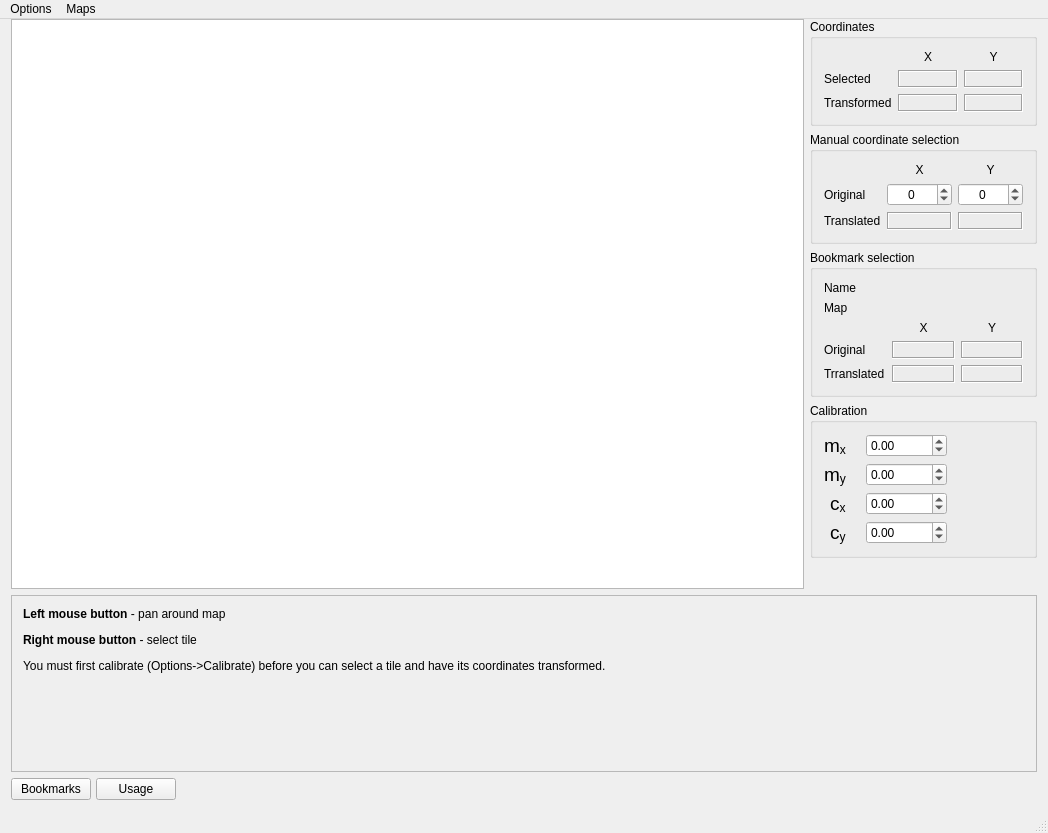
Above: mainwindow.ui from myshak/ss13telesmap before the change. Below: the same form after it.
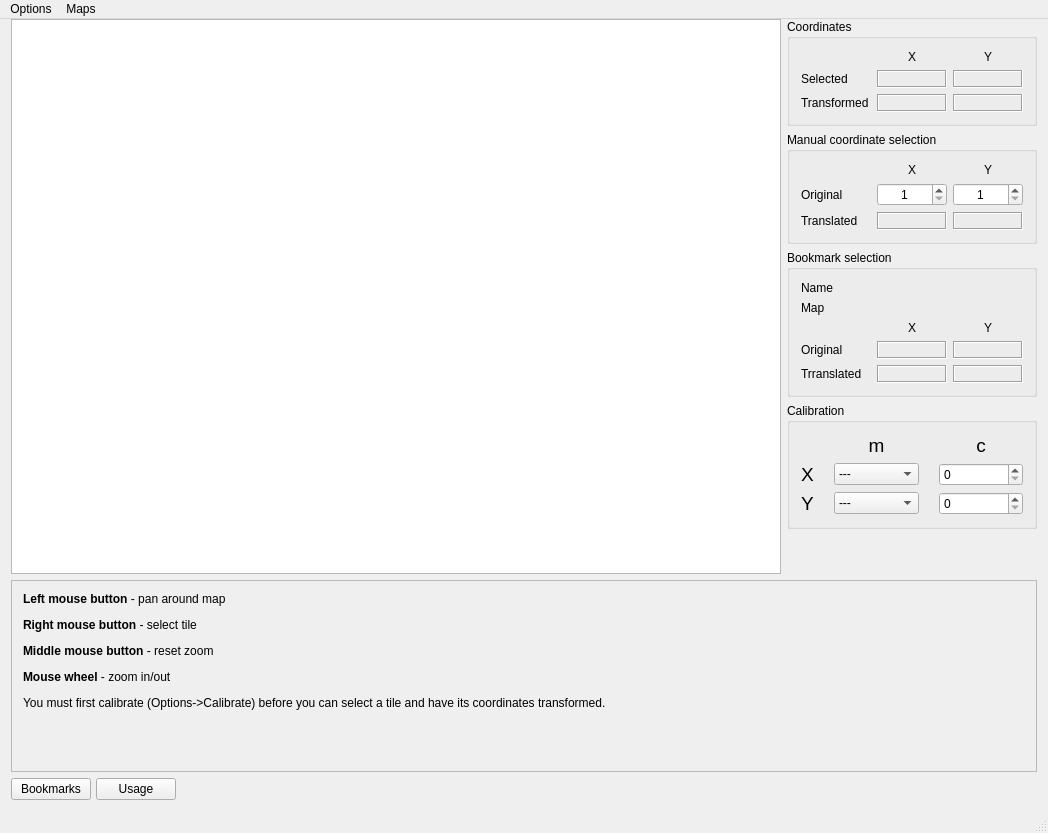
That is the form after the change. The open tabs and pages were chosen to show the change. Custom widgets are drawn as their Qt base class.

Commit message: Fix calibration with smaller coord first, reset fields on calibration, change the look and feel somewhat.

Diff of the .ui file:
```diff
--- a/mainwindow.ui
+++ b/mainwindow.ui
@@ -193,15 +193,15 @@
                <rect>
                 <x>0</x>
                 <y>0</y>
-                <width>84</width>
-                <height>261</height>
+                <width>1030</width>
+                <height>190</height>
                </rect>
               </property>
               <layout class="QVBoxLayout" name="verticalLayout_3">
                <item>
                 <widget class="QLabel" name="label_9">
                  <property name="text">
-                  <string>&lt;html&gt;&lt;head/&gt;&lt;body&gt;&lt;p&gt;&lt;span style=&quot; font-weight:600;&quot;&gt;Left mouse button&lt;/span&gt; - pan around map&lt;/p&gt;&lt;p&gt;&lt;span style=&quot; font-weight:600;&quot;&gt;Right mouse button&lt;/span&gt; - select tile&lt;/p&gt;&lt;p&gt;You must first calibrate (Options-&amp;gt;Calibrate) before you can select a tile and have its coordinates transformed.&lt;/p&gt;&lt;/body&gt;&lt;/html&gt;</string>
+                  <string>&lt;html&gt;&lt;head/&gt;&lt;body&gt;&lt;p&gt;&lt;span style=&quot; font-weight:600;&quot;&gt;Left mouse button&lt;/span&gt; - pan around map&lt;/p&gt;&lt;p&gt;&lt;span style=&quot; font-weight:600;&quot;&gt;Right mouse button&lt;/span&gt; - select tile&lt;/p&gt;&lt;p&gt;&lt;span style=&quot; font-weight:600;&quot;&gt;Middle mouse button&lt;/span&gt; - reset zoom&lt;/p&gt;&lt;p&gt;&lt;span style=&quot; font-weight:600;&quot;&gt;Mouse wheel&lt;/span&gt; - zoom in/out&lt;/p&gt;&lt;p&gt;You must first calibrate (Options-&amp;gt;Calibrate) before you can select a tile and have its coordinates transformed.&lt;/p&gt;&lt;/body&gt;&lt;/html&gt;</string>
                  </property>
                  <property name="alignment">
                   <set>Qt::AlignLeading|Qt::AlignLeft|Qt::AlignTop</set>
@@ -406,145 +406,6 @@
       </property>
      </widget>
     </item>
-    <item row="3" column="1" rowspan="2">
-     <widget class="QGroupBox" name="groupBox_2">
-      <property name="sizePolicy">
-       <sizepolicy hsizetype="Preferred" vsizetype="Preferred">
-        <horstretch>0</horstretch>
-        <verstretch>0</verstretch>
-       </sizepolicy>
-      </property>
-      <property name="maximumSize">
-       <size>
-        <width>250</width>
-        <height>16777215</height>
-       </size>
-      </property>
-      <property name="title">
-       <string>Calibration</string>
-      </property>
-      <layout class="QFormLayout" name="formLayout">
-       <property name="fieldGrowthPolicy">
-        <enum>QFormLayout::ExpandingFieldsGrow</enum>
-       </property>
-       <property name="labelAlignment">
-        <set>Qt::AlignRight|Qt::AlignTrailing|Qt::AlignVCenter</set>
-       </property>
-       <property name="formAlignment">
-        <set>Qt::AlignLeading|Qt::AlignLeft|Qt::AlignTop</set>
-       </property>
-       <property name="horizontalSpacing">
-        <number>20</number>
-       </property>
-       <item row="0" column="0">
-        <widget class="QLabel" name="label_3">
-         <property name="font">
-          <font>
-           <pointsize>14</pointsize>
-          </font>
-         </property>
-         <property name="text">
-          <string>&lt;html&gt;&lt;head/&gt;&lt;body&gt;&lt;p&gt;m&lt;span style=&quot; vertical-align:sub;&quot;&gt;x&lt;/span&gt;&lt;/p&gt;&lt;/body&gt;&lt;/html&gt;</string>
-         </property>
-        </widget>
-       </item>
-       <item row="0" column="1">
-        <widget class="QDoubleSpinBox" name="edit_mx">
-         <property name="buttonSymbols">
-          <enum>QAbstractSpinBox::UpDownArrows</enum>
-         </property>
-         <property name="minimum">
-          <double>-32000.000000000000000</double>
-         </property>
-         <property name="maximum">
-          <double>32000.000000000000000</double>
-         </property>
-         <property name="value">
-          <double>0.000000000000000</double>
-         </property>
-        </widget>
-       </item>
-       <item row="2" column="0">
-        <widget class="QLabel" name="label_4">
-         <property name="font">
-          <font>
-           <pointsize>14</pointsize>
-          </font>
-         </property>
-         <property name="text">
-          <string>&lt;html&gt;&lt;head/&gt;&lt;body&gt;&lt;p&gt;m&lt;span style=&quot; vertical-align:sub;&quot;&gt;y&lt;/span&gt;&lt;/p&gt;&lt;/body&gt;&lt;/html&gt;</string>
-         </property>
-        </widget>
-       </item>
-       <item row="2" column="1">
-        <widget class="QDoubleSpinBox" name="edit_my">
-         <property name="minimum">
-          <double>-32000.000000000000000</double>
-         </property>
-         <property name="maximum">
-          <double>32000.000000000000000</double>
-         </property>
-         <property name="value">
-          <double>0.000000000000000</double>
-         </property>
-        </widget>
-       </item>
-       <item row="3" column="0">
-        <widget class="QLabel" name="label_5">
-         <property name="font">
-          <font>
-           <pointsize>14</pointsize>
-          </font>
-         </property>
-         <property name="text">
-          <string>&lt;html&gt;&lt;head/&gt;&lt;body&gt;&lt;p&gt;c&lt;span style=&quot; vertical-align:sub;&quot;&gt;x&lt;/span&gt;&lt;/p&gt;&lt;/body&gt;&lt;/html&gt;</string>
-         </property>
-        </widget>
-       </item>
-       <item row="3" column="1">
-        <widget class="QDoubleSpinBox" name="edit_cx">
-         <property name="minimum">
-          <double>-32000.000000000000000</double>
-         </property>
-         <property name="maximum">
-          <double>32000.000000000000000</double>
-         </property>
-         <property name="value">
-          <double>0.000000000000000</double>
-         </property>
-        </widget>
-       </item>
-       <item row="4" column="0">
-        <widget class="QLabel" name="label_6">
-         <property name="font">
-          <font>
-           <pointsize>14</pointsize>
-          </font>
-         </property>
-         <property name="text">
-          <string>&lt;html&gt;&lt;head/&gt;&lt;body&gt;&lt;p&gt;c&lt;span style=&quot; vertical-align:sub;&quot;&gt;y&lt;/span&gt;&lt;/p&gt;&lt;/body&gt;&lt;/html&gt;</string>
-         </property>
-        </widget>
-       </item>
-       <item row="4" column="1">
-        <widget class="QDoubleSpinBox" name="edit_cy">
-         <property name="cursor">
-          <cursorShape>ArrowCursor</cursorShape>
-         </property>
-         <property name="minimum">
-          <double>-32000.000000000000000</double>
-         </property>
-         <property name="maximum">
-          <double>32000.000000000000000</double>
-         </property>
-         <property name="value">
-          <double>0.000000000000000</double>
-         </property>
-        </widget>
-       </item>
-      </layout>
-     </widget>
-    </item>
     <item row="1" column="1">
      <widget class="QGroupBox" name="groupBox_4">
       <property name="maximumSize">
@@ -624,7 +485,7 @@
         </widget>
        </item>
        <item row="1" column="1">
-        <widget class="QDoubleSpinBox" name="edit_mox">
+        <widget class="QSpinBox" name="edit_mox">
          <property name="frame">
           <bool>true</bool>
          </property>
@@ -634,19 +495,16 @@
          <property name="correctionMode">
           <enum>QAbstractSpinBox::CorrectToPreviousValue</enum>
          </property>
-         <property name="decimals">
-          <number>0</number>
-         </property>
          <property name="minimum">
-          <double>-32000.000000000000000</double>
+          <number>1</number>
          </property>
          <property name="maximum">
-          <double>32000.000000000000000</double>
+          <number>200</number>
          </property>
         </widget>
        </item>
        <item row="1" column="2">
-        <widget class="QDoubleSpinBox" name="edit_moy">
+        <widget class="QSpinBox" name="edit_moy">
          <property name="frame">
           <bool>true</bool>
          </property>
@@ -656,14 +514,11 @@
          <property name="correctionMode">
           <enum>QAbstractSpinBox::CorrectToPreviousValue</enum>
          </property>
-         <property name="decimals">
-          <number>0</number>
-         </property>
          <property name="minimum">
-          <double>-32000.000000000000000</double>
+          <number>1</number>
          </property>
          <property name="maximum">
-          <double>32000.000000000000000</double>
+          <number>200</number>
          </property>
         </widget>
        </item>
@@ -811,6 +666,176 @@
       </layout>
      </widget>
     </item>
+    <item row="3" column="1" rowspan="2">
+     <widget class="QGroupBox" name="groupBox_2">
+      <property name="sizePolicy">
+       <sizepolicy hsizetype="Preferred" vsizetype="Preferred">
+        <horstretch>0</horstretch>
+        <verstretch>0</verstretch>
+       </sizepolicy>
+      </property>
+      <property name="maximumSize">
+       <size>
+        <width>250</width>
+        <height>16777215</height>
+       </size>
+      </property>
+      <property name="title">
+       <string>Calibration</string>
+      </property>
+      <layout class="QGridLayout" name="gridLayout_7">
+       <property name="horizontalSpacing">
+        <number>20</number>
+       </property>
+       <item row="3" column="2">
+        <widget class="QSpinBox" name="edit_cy">
+         <property name="sizePolicy">
+          <sizepolicy hsizetype="MinimumExpanding" vsizetype="Fixed">
+           <horstretch>0</horstretch>
+           <verstretch>0</verstretch>
+          </sizepolicy>
+         </property>
+         <property name="cursor">
+          <cursorShape>ArrowCursor</cursorShape>
+         </property>
+         <property name="maximum">
+          <number>200</number>
+         </property>
+        </widget>
+       </item>
+       <item row="3" column="0">
+        <widget class="QLabel" name="label_4">
+         <property name="font">
+          <font>
+           <pointsize>14</pointsize>
+          </font>
+         </property>
+         <property name="text">
+          <string>Y</string>
+         </property>
+        </widget>
+       </item>
+       <item row="0" column="1">
+        <widget class="QLabel" name="label_21">
+         <property name="font">
+          <font>
+           <pointsize>14</pointsize>
+          </font>
+         </property>
+         <property name="text">
+          <string>m</string>
+         </property>
+         <property name="alignment">
+          <set>Qt::AlignCenter</set>
+         </property>
+        </widget>
+       </item>
+       <item row="2" column="0">
+        <widget class="QLabel" name="label_3">
+         <property name="font">
+          <font>
+           <pointsize>14</pointsize>
+          </font>
+         </property>
+         <property name="text">
+          <string>X</string>
+         </property>
+        </widget>
+       </item>
+       <item row="2" column="1">
+        <widget class="QComboBox" name="edit_mx">
+         <property name="sizePolicy">
+          <sizepolicy hsizetype="MinimumExpanding" vsizetype="Fixed">
+           <horstretch>0</horstretch>
+           <verstretch>0</verstretch>
+          </sizepolicy>
+         </property>
+         <property name="editable">
+          <bool>false</bool>
+         </property>
+         <item>
+          <property name="text">
+           <string>---</string>
+          </property>
+         </item>
+         <item>
+          <property name="text">
+           <string>1</string>
+          </property>
+         </item>
+         <item>
+          <property name="text">
+           <string>2</string>
+          </property>
+         </item>
+         <item>
+          <property name="text">
+           <string>4</string>
+          </property>
+         </item>
+        </widget>
+       </item>
+       <item row="3" column="1">
+        <widget class="QComboBox" name="edit_my">
+         <property name="sizePolicy">
+          <sizepolicy hsizetype="MinimumExpanding" vsizetype="Fixed">
+           <horstretch>0</horstretch>
+           <verstretch>0</verstretch>
+          </sizepolicy>
+         </property>
+         <item>
+          <property name="text">
+           <string>---</string>
+          </property>
+         </item>
+         <item>
+          <property name="text">
+           <string>1</string>
+          </property>
+         </item>
+         <item>
+          <property name="text">
+           <string>2</string>
+          </property>
+         </item>
+         <item>
+          <property name="text">
+           <string>4</string>
+          </property>
+         </item>
+        </widget>
+       </item>
+       <item row="0" column="2">
+        <widget class="QLabel" name="label_19">
+         <property name="font">
+          <font>
+           <pointsize>14</pointsize>
+          </font>
+         </property>
+         <property name="text">
+          <string>c</string>
+         </property>
+         <property name="alignment">
+          <set>Qt::AlignCenter</set>
+         </property>
+        </widget>
+       </item>
+       <item row="2" column="2">
+        <widget class="QSpinBox" name="edit_cx">
+         <property name="sizePolicy">
+          <sizepolicy hsizetype="MinimumExpanding" vsizetype="Fixed">
+           <horstretch>0</horstretch>
+           <verstretch>0</verstretch>
+          </sizepolicy>
+         </property>
+         <property name="maximum">
+          <number>200</number>
+         </property>
+        </widget>
+       </item>
+      </layout>
+     </widget>
+    </item>
    </layout>
   </widget>
   <widget class="QMenuBar" name="menuBar">
```
Left out of the diff: 106 changed lines with no effect on the pictures. The commit also changes 3 other files.
